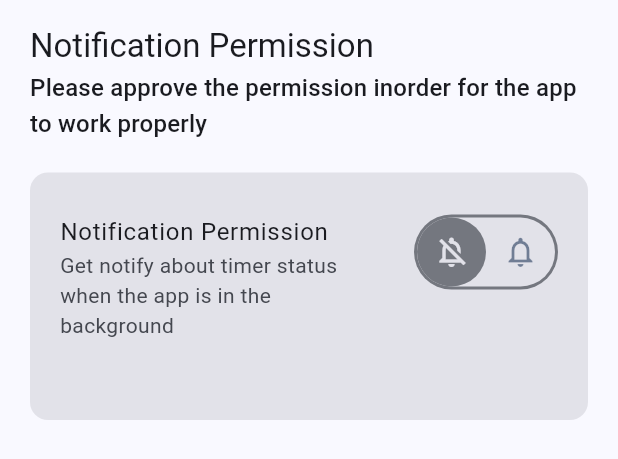
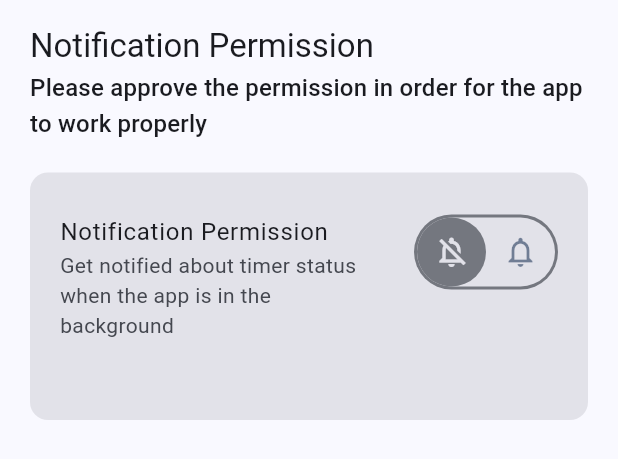
Before and after one commit to guyluz11/infinite_horizons, a Flutter app: the _NotificationPopup widget shown alone on an empty page, opened directly, on a phone screen of 412 x 824 dp. Shown: the top 459 px of the screen. Run offline on Flutter 3.47's test engine with Material 3 defaults, Android fonts, the phone set to English and light mode, and no system bars; drawn by our look-alikes of animated_toggle_switch; our stand-ins replace animated_text_kit, audioplayers, awesome_notifications, confetti, device_info_plus, easy_localization and 12 more; missing offline and left inert: animated_line_through, custom_timer, do_not_disturb, flutter_cached_pdfview, flutter_inappwebview, health and 1 more; accounts and stored records are empty; Roboto replaces fonts that are missing (Arya); statements that could not run were skipped.

Commit message:
Grammar changes

```diff
--- a/lib/domain/objects/tip.dart
+++ b/lib/domain/objects/tip.dart
@@ -249,7 +249,7 @@ List<Tip> tipsList = [
     resourceLinks: [
       Resource(
         'YouTube video by Andrew Huberman: "Optimizing Workspace for Productivity, Focus, & Creativity"',
-        'After 9 hours of being awake your should reducing over the head light inorder to shift body production from dopamine and norepinephrine to serotonin and other neuromodulators.',
+        'After 9 hours of being awake your should reducing over the head light in order to shift body production from dopamine and norepinephrine to serotonin and other neuromodulators.',
         link: Uri.parse('https://youtu.be/Ze2pc6NwsHQ?si=wXUetxQZKNsk4wXT'),
       ),
     ],
--- a/lib/presentation/molecules/notification_permission_alert_dialog_molecule.dart
+++ b/lib/presentation/molecules/notification_permission_alert_dialog_molecule.dart
@@ -44,14 +44,14 @@ class _NotificationPopupState extends State<_NotificationPopup> {
         title: 'Notification Permission',
         expendChild: false,
         subTitle:
-            'Please approve the permission inorder for the app to work properly',
+            'Please approve the permission in order for the app to work properly',
         child: CardAtom(
           child: isLoading
               ? const ProgressIndicatorAtom(totalDuration: Duration(seconds: 3))
               : ToggleSwitchMolecule(
                   text: 'Notification Permission',
                   description:
-                      'Get notify about timer status when the app is in the background',
+                      'Get notified about timer status when the app is in the background',
                   offIcon: Icons.notifications_off_outlined,
                   onIcon: Icons.notifications_outlined,
                   onChange: (value) async {
--- a/lib/presentation/organisms/permissions_organism.dart
+++ b/lib/presentation/organisms/permissions_organism.dart
@@ -49,7 +49,7 @@ class _PermissionsOrganismState extends State<PermissionsOrganism> {
             child: ToggleSwitchMolecule(
               text: 'Notification Permission',
               description:
-                  'Get notify about timer status when the app is in the background',
+                  'Get notified about timer status when the app is in the background',
               offIcon: Icons.notifications_off_outlined,
               onIcon: Icons.notifications_outlined,
               onChange: (value) async {
```
